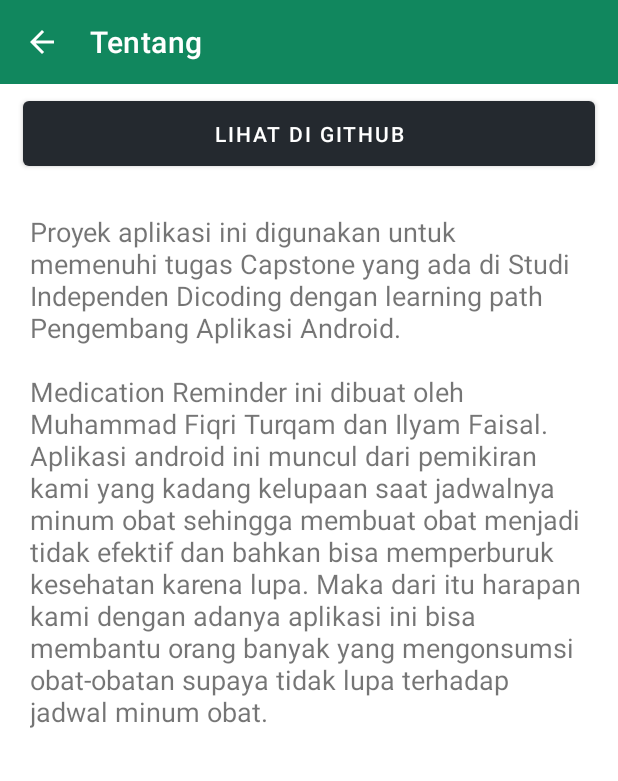
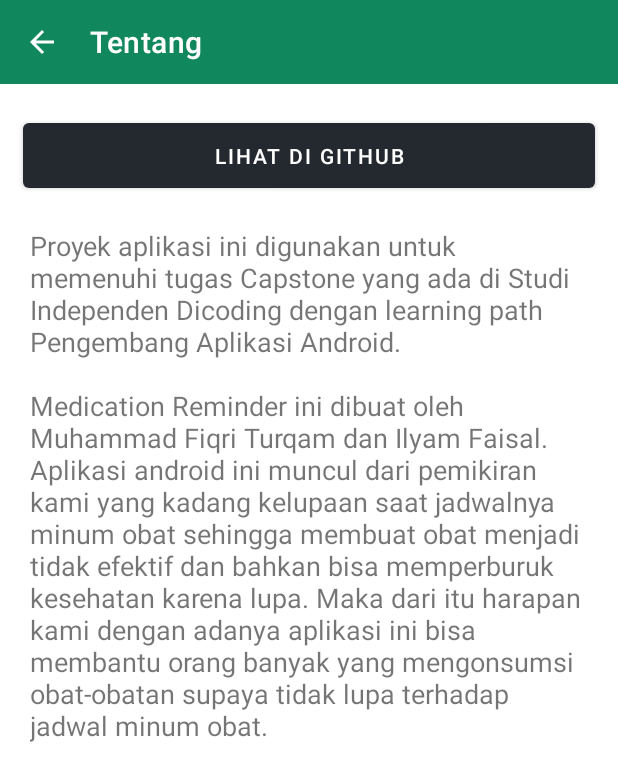
Before and after one commit to fiqriturhamz/MedicationReminder, an Android app: the AboutActivity screen opened directly, with no data from a screen before it, on a phone screen of 412 x 824 dp. Shown: the top 781 px of the screen. Run offline under Robolectric (Android 15) with nearby library versions, the phone set to English and light mode, and no system bars.

Commit message:
Memperbarui tampilan

```diff
--- a/app/src/main/res/layout/activity_about.xml
+++ b/app/src/main/res/layout/activity_about.xml
@@ -29,7 +29,7 @@
                 android:layout_width="match_parent"
                 android:layout_height="wrap_content"
                 android:layout_marginHorizontal="15dp"
-                android:layout_marginVertical="5dp"
+                android:layout_marginTop="20dp"
                 android:paddingVertical="12dp"
                 android:text="@string/view_the_project_on_github"
                 android:textColor="@color/white"
```
